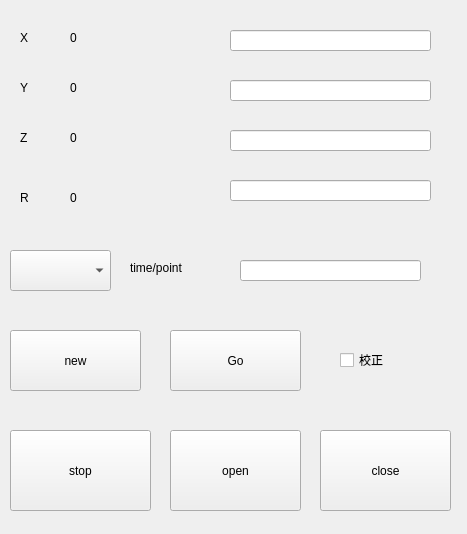
Before: the Qt Designer form project_new.ui in JiaAnTW/robot_arm_110_Robotic-Lab, drawn with Qt 5.
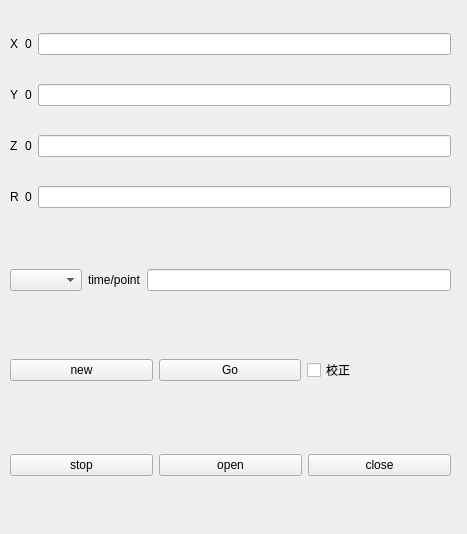
After: the same form once the commit is applied.

Commit message: change ui to grid layout

```diff
--- a/project_new.ui
+++ b/project_new.ui
@@ -13,260 +13,182 @@
   <property name="windowTitle">
    <string>Form</string>
   </property>
-  <widget class="QLabel" name="label">
+  <widget class="QWidget" name="gridLayoutWidget">
    <property name="geometry">
     <rect>
-     <x>20</x>
-     <y>30</y>
-     <width>60</width>
-     <height>16</height>
+     <x>10</x>
+     <y>10</y>
+     <width>441</width>
+     <height>221</height>
     </rect>
    </property>
-   <property name="text">
-    <string>X</string>
-   </property>
-  </widget>
+   <layout class="QGridLayout" name="gridLayout_2">
+    <item row="1" column="1">
   <widget class="QLabel" name="label_2">
-   <property name="geometry">
-    <rect>
-     <x>20</x>
-     <y>80</y>
-     <width>60</width>
-     <height>16</height>
-    </rect>
-   </property>
    <property name="text">
     <string>Y</string>
    </property>
   </widget>
+    </item>
+    <item row="2" column="1">
   <widget class="QLabel" name="label_3">
-   <property name="geometry">
-    <rect>
-     <x>20</x>
-     <y>130</y>
-     <width>60</width>
-     <height>16</height>
-    </rect>
-   </property>
    <property name="text">
     <string>Z</string>
    </property>
   </widget>
-  <widget class="QLabel" name="label_4">
-   <property name="geometry">
-    <rect>
-     <x>20</x>
-     <y>190</y>
-     <width>60</width>
-     <height>16</height>
-    </rect>
-   </property>
-   <property name="text">
-    <string>R</string>
-   </property>
-  </widget>
+    </item>
+    <item row="0" column="2">
   <widget class="QLabel" name="label_1">
-   <property name="geometry">
-    <rect>
-     <x>70</x>
-     <y>30</y>
-     <width>141</width>
-     <height>16</height>
-    </rect>
-   </property>
    <property name="text">
     <string>0</string>
    </property>
   </widget>
+    </item>
+    <item row="0" column="3">
+     <widget class="QLineEdit" name="lineEdit_1"/>
+    </item>
+    <item row="1" column="2">
   <widget class="QLabel" name="label_5">
-   <property name="geometry">
-    <rect>
-     <x>70</x>
-     <y>80</y>
-     <width>141</width>
-     <height>16</height>
-    </rect>
-   </property>
    <property name="text">
     <string>0</string>
    </property>
   </widget>
-  <widget class="QLineEdit" name="lineEdit_1">
-   <property name="geometry">
-    <rect>
-     <x>230</x>
-     <y>30</y>
-     <width>201</width>
-     <height>21</height>
-    </rect>
-   </property>
-  </widget>
-  <widget class="QLineEdit" name="lineEdit_2">
-   <property name="geometry">
-    <rect>
-     <x>230</x>
-     <y>80</y>
-     <width>201</width>
-     <height>21</height>
-    </rect>
-   </property>
-  </widget>
-  <widget class="QLineEdit" name="lineEdit_3">
-   <property name="geometry">
-    <rect>
-     <x>230</x>
-     <y>130</y>
-     <width>201</width>
-     <height>21</height>
-    </rect>
-   </property>
-  </widget>
-  <widget class="QLineEdit" name="lineEdit_4">
-   <property name="geometry">
-    <rect>
-     <x>230</x>
-     <y>180</y>
-     <width>201</width>
-     <height>21</height>
-    </rect>
-   </property>
-  </widget>
+    </item>
+    <item row="1" column="3">
+     <widget class="QLineEdit" name="lineEdit_2"/>
+    </item>
+    <item row="2" column="3">
+     <widget class="QLineEdit" name="lineEdit_3"/>
+    </item>
+    <item row="2" column="2">
   <widget class="QLabel" name="label_6">
-   <property name="geometry">
-    <rect>
-     <x>70</x>
-     <y>130</y>
-     <width>141</width>
-     <height>16</height>
-    </rect>
-   </property>
    <property name="text">
     <string>0</string>
    </property>
   </widget>
+    </item>
+    <item row="0" column="1">
+     <widget class="QLabel" name="label">
+      <property name="text">
+       <string>X</string>
+      </property>
+     </widget>
+    </item>
+    <item row="3" column="1">
+     <widget class="QLabel" name="label_4">
+      <property name="text">
+       <string>R</string>
+      </property>
+     </widget>
+    </item>
+    <item row="3" column="2">
   <widget class="QLabel" name="label_7">
-   <property name="geometry">
-    <rect>
-     <x>70</x>
-     <y>190</y>
-     <width>141</width>
-     <height>16</height>
-    </rect>
-   </property>
    <property name="text">
     <string>0</string>
    </property>
   </widget>
-  <widget class="QComboBox" name="comboBox">
+    </item>
+    <item row="3" column="3">
+     <widget class="QLineEdit" name="lineEdit_4"/>
+    </item>
+   </layout>
+  </widget>
+  <widget class="QWidget" name="horizontalLayoutWidget">
    <property name="geometry">
     <rect>
      <x>10</x>
-     <y>250</y>
-     <width>101</width>
-     <height>41</height>
+     <y>240</y>
+     <width>441</width>
+     <height>80</height>
     </rect>
    </property>
-  </widget>
+   <layout class="QHBoxLayout" name="horizontalLayout">
+    <item>
+     <widget class="QComboBox" name="comboBox"/>
+    </item>
+    <item>
   <widget class="QLabel" name="label_9">
-   <property name="geometry">
-    <rect>
-     <x>130</x>
-     <y>260</y>
-     <width>81</width>
-     <height>16</height>
-    </rect>
-   </property>
    <property name="text">
     <string>time/point</string>
    </property>
   </widget>
-  <widget class="QLineEdit" name="lineEdit">
+    </item>
+    <item>
+     <widget class="QLineEdit" name="lineEdit"/>
+    </item>
+   </layout>
+  </widget>
+  <widget class="QWidget" name="horizontalLayoutWidget_2">
    <property name="geometry">
     <rect>
-     <x>240</x>
-     <y>260</y>
-     <width>181</width>
-     <height>21</height>
+     <x>10</x>
+     <y>330</y>
+     <width>441</width>
+     <height>80</height>
     </rect>
    </property>
-  </widget>
+   <layout class="QHBoxLayout" name="horizontalLayout_2">
+    <item>
   <widget class="QPushButton" name="btn_go">
-   <property name="geometry">
-    <rect>
-     <x>10</x>
-     <y>330</y>
-     <width>131</width>
-     <height>61</height>
-    </rect>
-   </property>
    <property name="text">
     <string>new</string>
    </property>
   </widget>
+    </item>
+    <item>
   <widget class="QPushButton" name="btn_reset">
-   <property name="geometry">
-    <rect>
-     <x>170</x>
-     <y>330</y>
-     <width>131</width>
-     <height>61</height>
-    </rect>
-   </property>
    <property name="text">
     <string>Go</string>
    </property>
   </widget>
+    </item>
+    <item>
   <widget class="QCheckBox" name="checkBox">
-   <property name="geometry">
-    <rect>
-     <x>340</x>
-     <y>350</y>
-     <width>87</width>
-     <height>20</height>
-    </rect>
+      <property name="minimumSize">
+       <size>
+        <width>144</width>
+        <height>22</height>
+       </size>
    </property>
    <property name="text">
     <string>校正</string>
    </property>
   </widget>
+    </item>
+   </layout>
+  </widget>
+  <widget class="QWidget" name="horizontalLayoutWidget_3">
+   <property name="geometry">
+    <rect>
+     <x>10</x>
+     <y>420</y>
+     <width>441</width>
+     <height>91</height>
+    </rect>
+   </property>
+   <layout class="QHBoxLayout" name="horizontalLayout_3">
+    <item>
   <widget class="QPushButton" name="btn_stop">
-   <property name="geometry">
-    <rect>
-     <x>10</x>
-     <y>430</y>
-     <width>141</width>
-     <height>81</height>
-    </rect>
-   </property>
    <property name="text">
     <string>stop</string>
    </property>
   </widget>
+    </item>
+    <item>
   <widget class="QPushButton" name="btn_open">
-   <property name="geometry">
-    <rect>
-     <x>170</x>
-     <y>430</y>
-     <width>131</width>
-     <height>81</height>
-    </rect>
-   </property>
    <property name="text">
     <string>open</string>
    </property>
   </widget>
+    </item>
+    <item>
   <widget class="QPushButton" name="btn_close">
-   <property name="geometry">
-    <rect>
-     <x>320</x>
-     <y>430</y>
-     <width>131</width>
-     <height>81</height>
-    </rect>
-   </property>
    <property name="text">
     <string>close</string>
    </property>
+     </widget>
+    </item>
+   </layout>
   </widget>
  </widget>
  <resources/>
```
Lines whose indentation alone changed are shown as unchanged. The commit also changes 4 other files.
